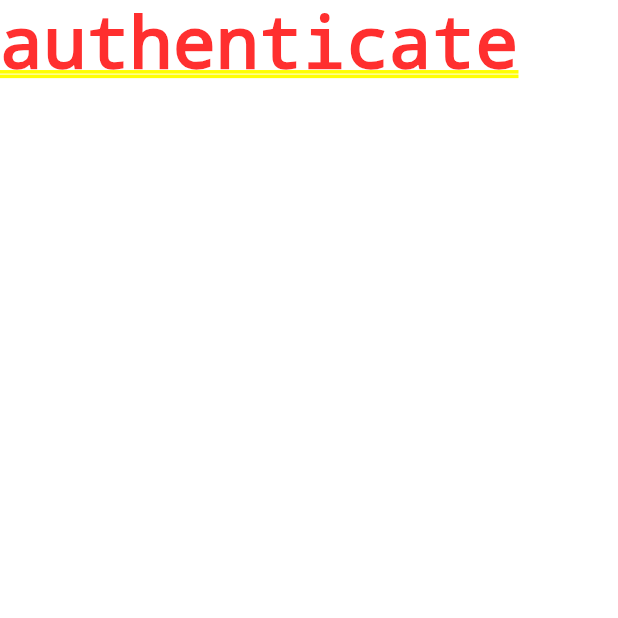
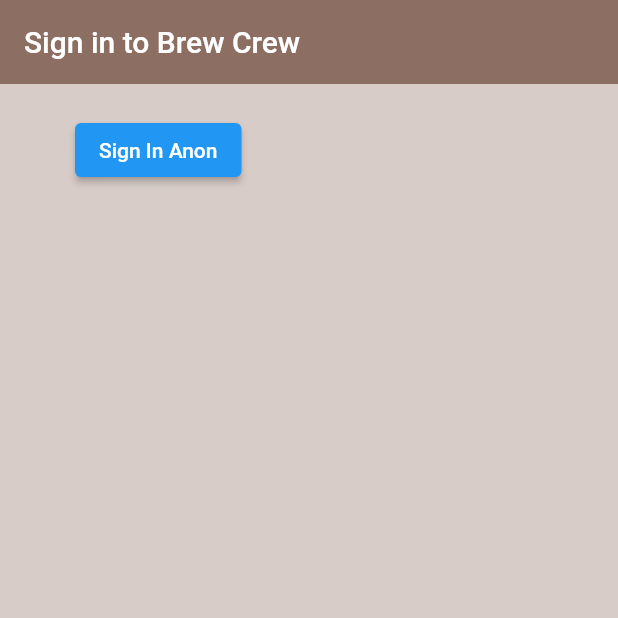
Before and after one commit to daktari01/brew_crew, a Flutter app: the screen it shows after launch, on a phone screen of 412 x 824 dp, the top half of it. Run offline on Flutter 3.47's test engine with Material 2 defaults, Android fonts, the phone set to English and light mode, and no system bars; our stand-ins replace firebase_auth, firebase_core; accounts and stored records are empty.

```diff
--- a/lib/main.dart
+++ b/lib/main.dart
@@ -1,7 +1,10 @@
 import 'package:flutter/material.dart';
 import 'package:brew_crew/screens/wrapper.dart';
+import 'package:firebase_core/firebase_core.dart';
 
-void main() {
+void main() async {
+  WidgetsFlutterBinding.ensureInitialized();
+  await Firebase.initializeApp();
   runApp(MyApp());
 }
 
--- a/lib/screens/authenticate/authenticate.dart
+++ b/lib/screens/authenticate/authenticate.dart
@@ -1,3 +1,4 @@
+import 'package:brew_crew/screens/authenticate/sign_in.dart';
 import 'package:flutter/material.dart';
 
 class Authenticate extends StatefulWidget {
@@ -11,7 +12,7 @@ class _AuthenticateState extends State<Authenticate> {
   @override
   Widget build(BuildContext context) {
     return Container(
-       child: Text('authenticate'),
+       child: SignIn(),
     );
   }
 }
--- /dev/null
+++ b/lib/screens/authenticate/sign_in.dart
@@ -0,0 +1,39 @@
+import 'package:brew_crew/services/auth.dart';
+import 'package:flutter/material.dart';
+
+class SignIn extends StatefulWidget {
+  @override
+  _SignInState createState() => _SignInState();
+}
+
+class _SignInState extends State<SignIn> {
+
+  final AuthService _auth = AuthService();
+
+  @override
+  Widget build(BuildContext context) {
+    return Scaffold(
+      backgroundColor: Colors.brown[100],
+      appBar: AppBar(
+        backgroundColor: Colors.brown[400],
+        elevation: 0.0,
+        title: Text('Sign in to Brew Crew'),
+      ),
+      body: Container(
+        padding: EdgeInsets.symmetric(vertical: 20.0, horizontal: 50.0),
+        child: ElevatedButton(
+          child: Text('Sign In Anon'),
+          onPressed: () async {
+            dynamic result = await _auth.signInAnonymous();
+            if (result == null){
+              print('Error signing in!');
+            } else {
+              print('Signed in!');
+              print(result);
+            }
+          },
+        ),
+      ),
+    );
+  }
+}
--- a/pubspec.yaml
+++ b/pubspec.yaml
@@ -25,6 +25,7 @@ dependencies:
     sdk: flutter
   firebase_auth: ^1.0.0
   cloud_firestore: ^1.0.0
+  firebase_core:
 
 
   # The following adds the Cupertino Icons font to your application.
```
Also changed, not shown: pubspec.lock.
